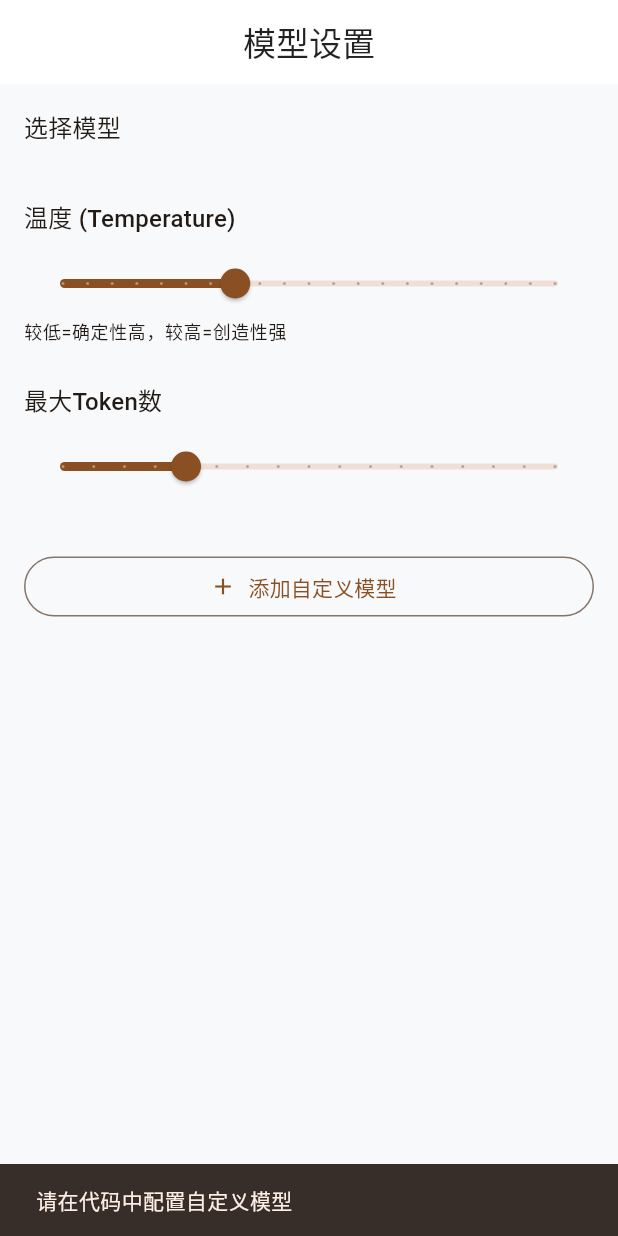
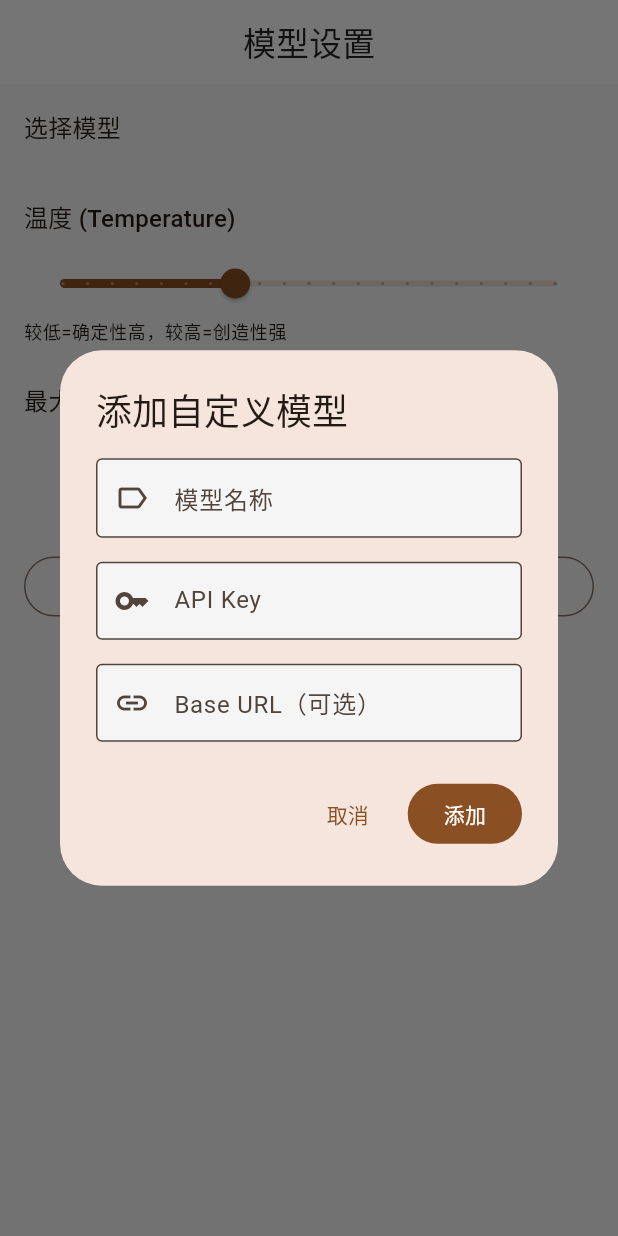
Before and after one commit to aiartist-karl/xiaosu-app, a Flutter app: the ModelSettingsScreen screen opened by its route, after a tap on "添加自定义模型", on a phone screen of 412 x 824 dp. Run offline on Flutter 3.47's test engine with Material 3 defaults, Android fonts, the light colour scheme and no system bars; our stand-ins replace connectivity_plus, equatable, flutter_markdown, flutter_riverpod, flutter_secure_storage, go_router and 2 more; missing offline and left inert: encrypt; accounts and stored records are empty; statements that could not run were skipped.

```diff
--- a/lib/presentation/settings/model_settings_screen.dart
+++ b/lib/presentation/settings/model_settings_screen.dart
@@ -77,12 +77,7 @@ class _ModelSettingsScreenState extends State<ModelSettingsScreen> {
           const SizedBox(height: 32),
           // 添加自定义模型
           OutlinedButton.icon(
-            onPressed: () {
-              // TODO: 添加自定义模型API
-              ScaffoldMessenger.of(context).showSnackBar(
-                const SnackBar(content: Text('请在代码中配置自定义模型')),
-              );
-            },
+            onPressed: () => _showAddModelDialog(context),
             icon: const Icon(Icons.add),
             label: const Text('添加自定义模型'),
           ),
@@ -90,4 +85,90 @@ class _ModelSettingsScreenState extends State<ModelSettingsScreen> {
       ),
     );
   }
+
+  void _showAddModelDialog(BuildContext context) {
+    final nameController = TextEditingController();
+    final apiKeyController = TextEditingController();
+    final baseUrlController = TextEditingController();
+
+    showDialog(
+      context: context,
+      builder: (ctx) => AlertDialog(
+        title: const Text('添加自定义模型'),
+        content: SingleChildScrollView(
+          child: Column(
+            mainAxisSize: MainAxisSize.min,
+            children: [
+              TextField(
+                controller: nameController,
+                decoration: const InputDecoration(
+                  labelText: '模型名称',
+                  hintText: '例如：gpt-4o、claude-3.5-sonnet',
+                  border: OutlineInputBorder(),
+                  prefixIcon: Icon(Icons.label_outline),
+                ),
+              ),
+              const SizedBox(height: 16),
+              TextField(
+                controller: apiKeyController,
+                decoration: const InputDecoration(
+                  labelText: 'API Key',
+                  hintText: 'sk-...',
+                  border: OutlineInputBorder(),
+                  prefixIcon: Icon(Icons.key),
+                ),
+                obscureText: true,
+              ),
+              const SizedBox(height: 16),
+              TextField(
+                controller: baseUrlController,
+                decoration: const InputDecoration(
+                  labelText: 'Base URL（可选）',
+                  hintText: 'https://api.openai.com/v1',
+                  border: OutlineInputBorder(),
+                  prefixIcon: Icon(Icons.link),
+                ),
+              ),
+            ],
+          ),
+        ),
+        actions: [
+          TextButton(
+            onPressed: () => Navigator.pop(ctx),
+            child: const Text('取消'),
+          ),
+          FilledButton(
+            onPressed: () {
+              final name = nameController.text.trim();
+              final apiKey = apiKeyController.text.trim();
+              final baseUrl = baseUrlController.text.trim();
+
+              if (name.isEmpty || apiKey.isEmpty) {
+                ScaffoldMessenger.of(context).showSnackBar(
+                  const SnackBar(
+                    content: Text('请填写模型名称和 API Key'),
+                    behavior: SnackBarBehavior.floating,
+                  ),
+                );
+                return;
+              }
+
+              Navigator.pop(ctx);
+              ScaffoldMessenger.of(context).showSnackBar(
+                SnackBar(
+                  content: Text('已添加自定义模型「$name」'
+                      '${baseUrl.isNotEmpty ? "（$baseUrl）" : ""}'),
+                  behavior: SnackBarBehavior.floating,
+                  shape: RoundedRectangleBorder(
+                    borderRadius: BorderRadius.circular(10),
+                  ),
+                ),
+              );
+            },
+            child: const Text('添加'),
+          ),
+        ],
+      ),
+    );
+  }
 }
--- a/pubspec.yaml
+++ b/pubspec.yaml
@@ -36,7 +36,7 @@ dependencies:
   connectivity_plus: ^6.0.0
   encrypt: ^5.0.3
   crypto: ^3.0.3
-  intl: ^0.19.0
+  intl: ^0.20.2
 
 dev_dependencies:
   flutter_test:
```
Also changed, not shown: lib/main.dart (+9 -0 lines), 2 other files.
